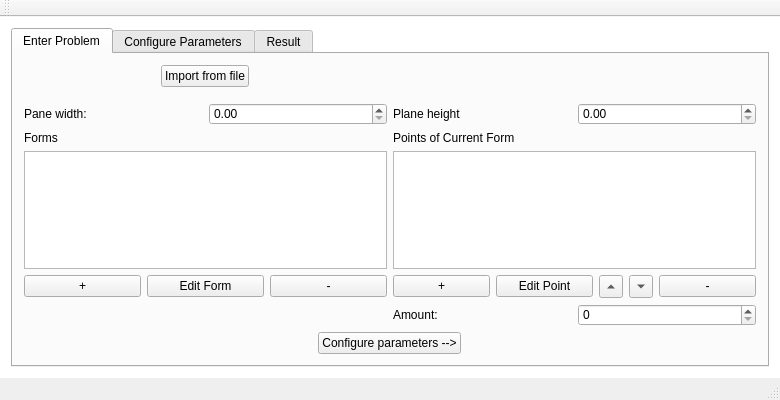
Old version of the form Optiblech/mainwindow.ui in the repository CSNWEB/gi-2015.
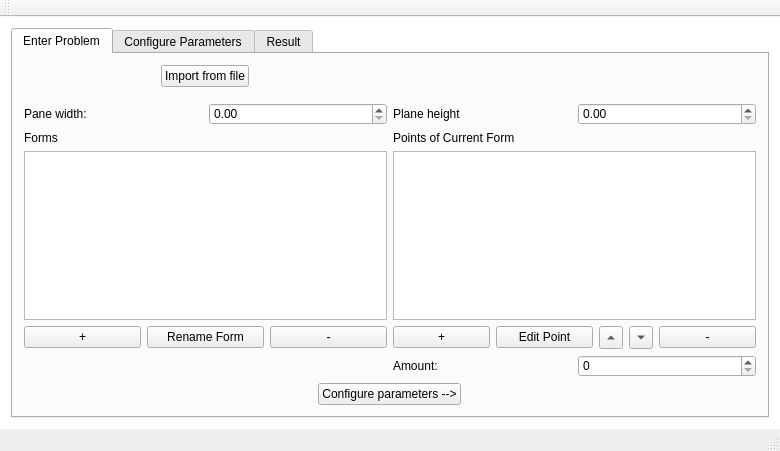
New version of the form.

Commit message: form adding and removing + crash fixes

The edit to the form file:
```diff
--- a/Optiblech/mainwindow.ui
+++ b/Optiblech/mainwindow.ui
@@ -7,7 +7,7 @@
     <x>0</x>
     <y>0</y>
     <width>780</width>
-    <height>400</height>
+    <height>451</height>
    </rect>
   </property>
   <property name="windowTitle">
@@ -79,7 +79,7 @@
             <item>
              <widget class="QPushButton" name="editFormButton">
               <property name="text">
-               <string>Edit Form</string>
+               <string>Rename Form</string>
               </property>
              </widget>
             </item>
```
The commit also changes 16 other files.
